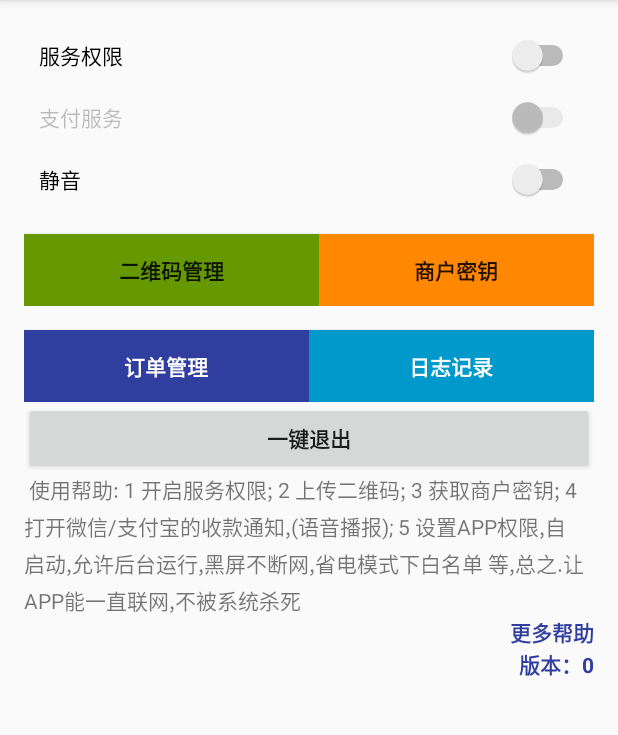
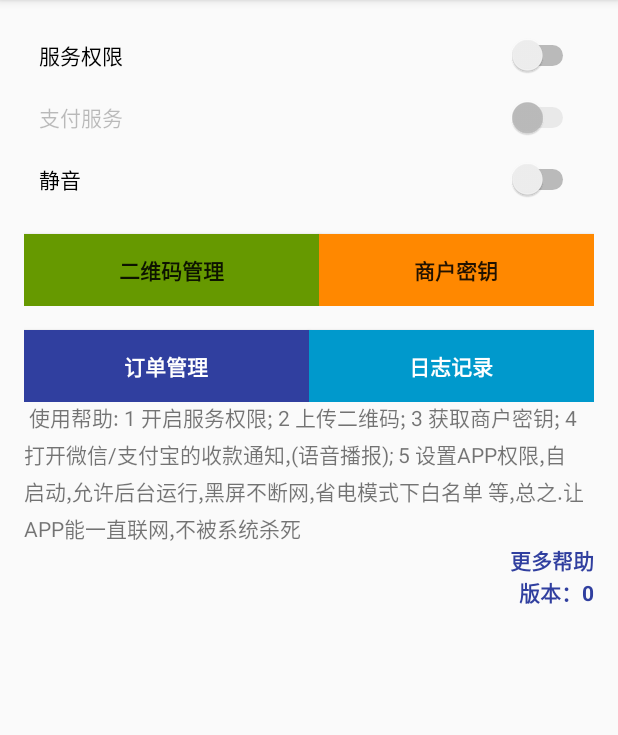
Before and after one commit to xinrui5577/xpay, an Android app: the MainActivity screen opened directly, with no data from a screen before it, on a phone screen of 412 x 824 dp, the part 84-819 px from its top. Run offline under Robolectric (Android 15) with nearby library versions, the phone set to English and light mode, and no system bars; 2 statements that could not run were skipped.

Commit message:
退出功能完成 退出功能移动至optionmenu

```diff
--- a/app/src/main/java/com/zhiyi/onepay/MainActivity.java
+++ b/app/src/main/java/com/zhiyi/onepay/MainActivity.java
@@ -223,14 +223,6 @@ public class MainActivity extends AppCompatActivity {
                 changeMutestate(isChecked);
             }
         });
-        // 手动一键退出
-        Button but_exit = (Button)findViewById(R.id.btn_exit);
-        but_exit.setOnClickListener(new View.OnClickListener(){
-            @Override
-            public void onClick(View view) {
-                exit();
-            }
-        });
 
         Intent intent = new Intent(this, MainService.class);
         intent.putExtra("from", "MainActive");
@@ -278,6 +270,8 @@ public class MainActivity extends AppCompatActivity {
 
                     }
                 });
+            case R.id.action_exitapp:
+                exit();
                 break;
         }
         return true;
--- a/app/src/main/java/com/zhiyi/onepay/NotificationMonitorService.java
+++ b/app/src/main/java/com/zhiyi/onepay/NotificationMonitorService.java
@@ -131,9 +131,6 @@ public class NotificationMonitorService extends NotificationListenerService impl
 
 
     public void onDestroy() {
-        // 判断手动退出 不重启服务
-//        if(AppConst.ManualExit) return;
-
         if (wakeLock != null) {
             wakeLock.release();
             wakeLock = null;
--- a/app/src/main/res/drawable-v24/ic_launcher_foreground.xml
+++ /dev/null
@@ -1,34 +0,0 @@
-<vector xmlns:android="http://schemas.android.com/apk/res/android"
-    xmlns:aapt="http://schemas.android.com/aapt"
-    android:width="108dp"
-    android:height="108dp"
-    android:viewportHeight="108"
-    android:viewportWidth="108">
-    <path
-        android:fillType="evenOdd"
-        android:pathData="M32,64C32,64 38.39,52.99 44.13,50.95C51.37,48.37 70.14,49.57 70.14,49.57L108.26,87.69L108,109.01L75.97,107.97L32,64Z"
-        android:strokeColor="#00000000"
-        android:strokeWidth="1">
-        <aapt:attr name="android:fillColor">
-            <gradient
-                android:endX="78.5885"
-                android:endY="90.9159"
-                android:startX="48.7653"
-                android:startY="61.0927"
-                android:type="linear">
-                <item
-                    android:color="#44000000"
-                    android:offset="0.0" />
-                <item
-                    android:color="#00000000"
-                    android:offset="1.0" />
-            </gradient>
-        </aapt:attr>
-    </path>
-    <path
-        android:fillColor="#FFFFFF"
-        android:fillType="nonZero"
-        android:pathData="M66.94,46.02L66.94,46.02C72.44,50.07 76,56.61 76,64L32,64C32,56.61 35.56,50.11 40.98,46.06L36.18,41.19C35.45,40.45 35.45,39.3 36.18,38.56C36.91,37.81 38.05,37.81 38.78,38.56L44.25,44.05C47.18,42.57 50.48,41.71 54,41.71C57.48,41.71 60.78,42.57 63.68,44.05L69.11,38.56C69.84,37.81 70.98,37.81 71.71,38.56C72.44,39.3 72.44,40.45 71.71,41.19L66.94,46.02ZM62.94,56.92C64.08,56.92 65,56.01 65,54.88C65,53.76 64.08,52.85 62.94,52.85C61.8,52.85 60.88,53.76 60.88,54.88C60.88,56.01 61.8,56.92 62.94,56.92ZM45.06,56.92C46.2,56.92 47.13,56.01 47.13,54.88C47.13,53.76 46.2,52.85 45.06,52.85C43.92,52.85 43,53.76 43,54.88C43,56.01 43.92,56.92 45.06,56.92Z"
-        android:strokeColor="#00000000"
-        android:strokeWidth="1" />
-</vector>
--- a/app/src/main/res/drawable/ic_launcher_background.xml
+++ /dev/null
@@ -1,170 +0,0 @@
-<?xml version="1.0" encoding="utf-8"?>
-<vector xmlns:android="http://schemas.android.com/apk/res/android"
-    android:width="108dp"
-    android:height="108dp"
-    android:viewportHeight="108"
-    android:viewportWidth="108">
-    <path
-        android:fillColor="#26A69A"
-        android:pathData="M0,0h108v108h-108z" />
-    <path
-        android:fillColor="#00000000"
-        android:pathData="M9,0L9,108"
-        android:strokeColor="#33FFFFFF"
-        android:strokeWidth="0.8" />
-    <path
-        android:fillColor="#00000000"
-        android:pathData="M19,0L19,108"
-        android:strokeColor="#33FFFFFF"
-        android:strokeWidth="0.8" />
-    <path
-        android:fillColor="#00000000"
-        android:pathData="M29,0L29,108"
-        android:strokeColor="#33FFFFFF"
-        android:strokeWidth="0.8" />
-    <path
-        android:fillColor="#00000000"
-        android:pathData="M39,0L39,108"
-        android:strokeColor="#33FFFFFF"
-        android:strokeWidth="0.8" />
-    <path
-        android:fillColor="#00000000"
-        android:pathData="M49,0L49,108"
-        android:strokeColor="#33FFFFFF"
-        android:strokeWidth="0.8" />
-    <path
-        android:fillColor="#00000000"
-        android:pathData="M59,0L59,108"
-        android:strokeColor="#33FFFFFF"
-        android:strokeWidth="0.8" />
-    <path
-        android:fillColor="#00000000"
-        android:pathData="M69,0L69,108"
-        android:strokeColor="#33FFFFFF"
-        android:strokeWidth="0.8" />
-    <path
-        android:fillColor="#00000000"
-        android:pathData="M79,0L79,108"
-        android:strokeColor="#33FFFFFF"
-        android:strokeWidth="0.8" />
-    <path
-        android:fillColor="#00000000"
-        android:pathData="M89,0L89,108"
-        android:strokeColor="#33FFFFFF"
-        android:strokeWidth="0.8" />
-    <path
-        android:fillColor="#00000000"
-        android:pathData="M99,0L99,108"
-        android:strokeColor="#33FFFFFF"
-        android:strokeWidth="0.8" />
-    <path
-        android:fillColor="#00000000"
-        android:pathData="M0,9L108,9"
-        android:strokeColor="#33FFFFFF"
-        android:strokeWidth="0.8" />
-    <path
-        android:fillColor="#00000000"
-        android:pathData="M0,19L108,19"
-        android:strokeColor="#33FFFFFF"
-        android:strokeWidth="0.8" />
-    <path
-        android:fillColor="#00000000"
-        android:pathData="M0,29L108,29"
-        android:strokeColor="#33FFFFFF"
-        android:strokeWidth="0.8" />
-    <path
-        android:fillColor="#00000000"
-        android:pathData="M0,39L108,39"
-        android:strokeColor="#33FFFFFF"
-        android:strokeWidth="0.8" />
-    <path
-        android:fillColor="#00000000"
-        android:pathData="M0,49L108,49"
-        android:strokeColor="#33FFFFFF"
-        android:strokeWidth="0.8" />
-    <path
-        android:fillColor="#00000000"
-        android:pathData="M0,59L108,59"
-        android:strokeColor="#33FFFFFF"
-        android:strokeWidth="0.8" />
-    <path
-        android:fillColor="#00000000"
-        android:pathData="M0,69L108,69"
-        android:strokeColor="#33FFFFFF"
-        android:strokeWidth="0.8" />
-    <path
-        android:fillColor="#00000000"
-        android:pathData="M0,79L108,79"
-        android:strokeColor="#33FFFFFF"
-        android:strokeWidth="0.8" />
-    <path
-        android:fillColor="#00000000"
-        android:pathData="M0,89L108,89"
-        android:strokeColor="#33FFFFFF"
-        android:strokeWidth="0.8" />
-    <path
-        android:fillColor="#00000000"
-        android:pathData="M0,99L108,99"
-        android:strokeColor="#33FFFFFF"
-        android:strokeWidth="0.8" />
-    <path
-        android:fillColor="#00000000"
-        android:pathData="M19,29L89,29"
-        android:strokeColor="#33FFFFFF"
-        android:strokeWidth="0.8" />
-    <path
-        android:fillColor="#00000000"
-        android:pathData="M19,39L89,39"
-        android:strokeColor="#33FFFFFF"
-        android:strokeWidth="0.8" />
-    <path
-        android:fillColor="#00000000"
-        android:pathData="M19,49L89,49"
-        android:strokeColor="#33FFFFFF"
-        android:strokeWidth="0.8" />
-    <path
-        android:fillColor="#00000000"
-        android:pathData="M19,59L89,59"
-        android:strokeColor="#33FFFFFF"
-        android:strokeWidth="0.8" />
-    <path
-        android:fillColor="#00000000"
-        android:pathData="M19,69L89,69"
-        android:strokeColor="#33FFFFFF"
-        android:strokeWidth="0.8" />
-    <path
-        android:fillColor="#00000000"
-        android:pathData="M19,79L89,79"
-        android:strokeColor="#33FFFFFF"
-        android:strokeWidth="0.8" />
-    <path
-        android:fillColor="#00000000"
-        android:pathData="M29,19L29,89"
-        android:strokeColor="#33FFFFFF"
-        android:strokeWidth="0.8" />
-    <path
-        android:fillColor="#00000000"
-        android:pathData="M39,19L39,89"
-        android:strokeColor="#33FFFFFF"
-        android:strokeWidth="0.8" />
-    <path
-        android:fillColor="#00000000"
-        android:pathData="M49,19L49,89"
-        android:strokeColor="#33FFFFFF"
-        android:strokeWidth="0.8" />
-    <path
-        android:fillColor="#00000000"
-        android:pathData="M59,19L59,89"
-        android:strokeColor="#33FFFFFF"
-        android:strokeWidth="0.8" />
-    <path
-        android:fillColor="#00000000"
-        android:pathData="M69,19L69,89"
-        android:strokeColor="#33FFFFFF"
-        android:strokeWidth="0.8" />
-    <path
-        android:fillColor="#00000000"
-        android:pathData="M79,19L79,89"
-        android:strokeColor="#33FFFFFF"
-        android:strokeWidth="0.8" />
-</vector>
--- a/app/src/main/res/layout/activity_main.xml
+++ b/app/src/main/res/layout/activity_main.xml
@@ -114,14 +114,6 @@
 
             </LinearLayout>
 
-            <Button
-                android:id="@+id/btn_exit"
-                android:layout_width="match_parent"
-                android:layout_height="wrap_content"
-                android:text="一键退出"
-                android:textStyle="bold"
-                />
-
             <TextView
                 android:layout_width="match_parent"
                 android:layout_height="wrap_content"
--- a/app/src/main/res/menu/menu_main.xml
+++ b/app/src/main/res/menu/menu_main.xml
@@ -8,6 +8,10 @@
     android:orderInCategory="100"
     android:title="@string/action_bindcode"/>
     <item
+        android:id="@+id/action_exitapp"
+        android:orderInCategory="200"
+        android:title="@string/action_exitapp"/>
+    <item
         android:id="@+id/action_apisett"
         android:orderInCategory="200"
         android:enabled="false"
--- a/app/src/main/res/mipmap-anydpi-v26/ic_launcher.xml
+++ /dev/null
@@ -1,5 +0,0 @@
-<?xml version="1.0" encoding="utf-8"?>
-<adaptive-icon xmlns:android="http://schemas.android.com/apk/res/android">
-    <background android:drawable="@drawable/ic_launcher_background" />
-    <foreground android:drawable="@drawable/ic_launcher_foreground" />
-</adaptive-icon>
--- a/app/src/main/res/mipmap-anydpi-v26/ic_launcher_round.xml
+++ /dev/null
@@ -1,5 +0,0 @@
-<?xml version="1.0" encoding="utf-8"?>
-<adaptive-icon xmlns:android="http://schemas.android.com/apk/res/android">
-    <background android:drawable="@drawable/ic_launcher_background" />
-    <foreground android:drawable="@drawable/ic_launcher_foreground" />
-</adaptive-icon>
--- a/app/src/main/res/values/strings.xml
+++ b/app/src/main/res/values/strings.xml
@@ -2,7 +2,8 @@
     <string name="app_name">PXPAY</string>
     <string name="app_name2">个人支付专家</string>
     <string name="action_help">帮助</string>
-    <string name="action_bindcode">获取绑定码</string>>
+    <string name="action_bindcode">获取绑定码</string>
+    <string name="action_exitapp">退出</string>
     <string name="action_apiset">自定义接口</string>>
     <!--<string name="title_activity_login">登录</string>-->
 
```
